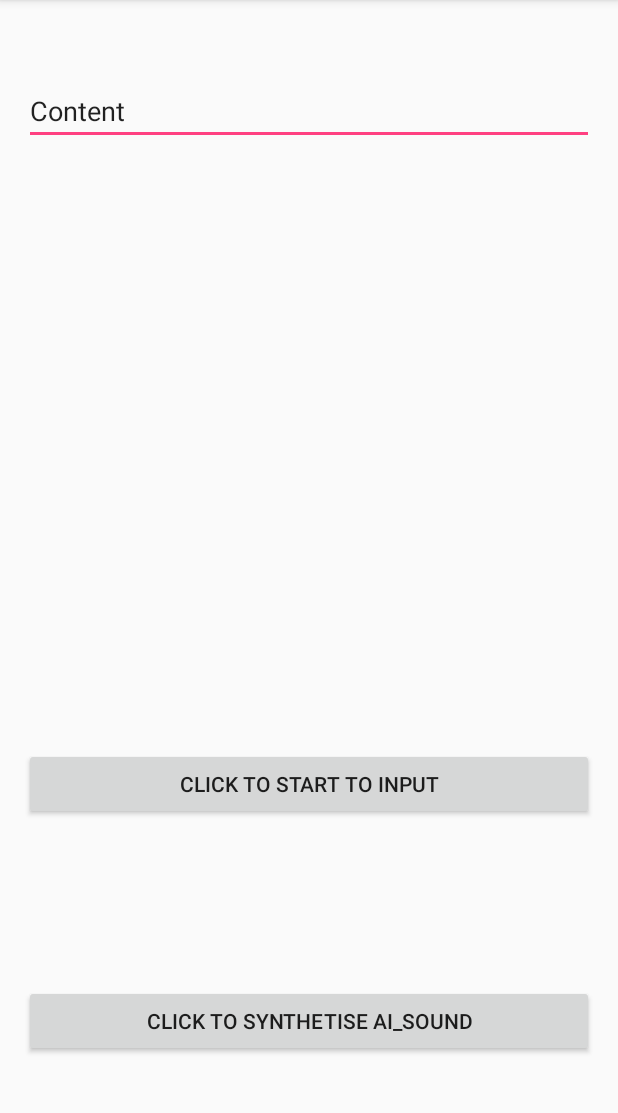
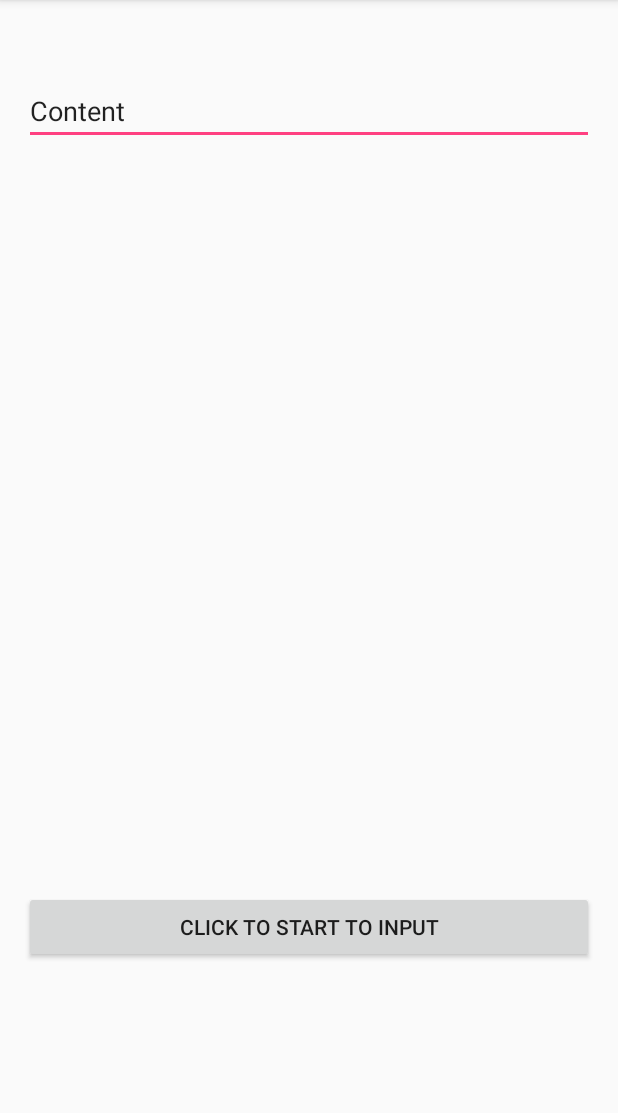
Before and after one commit to ever1asting/EscapeProject, an Android app: the screen it shows after launch (MainActivity), on a phone screen of 412 x 824 dp, the part 84-1197 px from its top. Run offline under Robolectric (Android 15) with nearby library versions, the phone set to English and light mode, and no system bars.

Commit message:
remove code used to synthetise sound

```diff
--- a/app/src/main/java/com/example/ywn/escapeproject/MainActivity.java
+++ b/app/src/main/java/com/example/ywn/escapeproject/MainActivity.java
@@ -16,10 +16,6 @@ import com.iflytek.cloud.SpeechError;
 import com.iflytek.cloud.SpeechUtility;
 import com.iflytek.cloud.ui.RecognizerDialog;
 import com.iflytek.cloud.ui.RecognizerDialogListener;
-import com.iflytek.cloud.ErrorCode;
-import com.iflytek.cloud.InitListener;
-import com.iflytek.cloud.SpeechSynthesizer;
-import com.iflytek.cloud.SynthesizerListener;
 
 import org.json.JSONArray;
 import org.json.JSONObject;
@@ -28,92 +24,27 @@ import org.json.JSONTokener;
 public class MainActivity extends AppCompatActivity implements View.OnClickListener {
 
     private Button btn_click;
-    private Button createSoundBtn;
-
     private EditText mResultText;
-    private SpeechSynthesizer mySynthesizer;
 
     @Override
     protected void onCreate(Bundle savedInstanceState) {
         super.onCreate(savedInstanceState);
         setContentView(R.layout.activity_main);
         btn_click = (Button) findViewById(R.id.startBtn);
-        createSoundBtn = (Button) findViewById(R.id.createVoiceBtn);
         mResultText = ((EditText) findViewById(R.id.contentText ));
 
         SpeechUtility.createUtility(this, SpeechConstant.APPID + "=584962eb");
 
         btn_click.setOnClickListener(this);
-        createSoundBtn.setOnClickListener(this);
-        mySynthesizer = SpeechSynthesizer.createSynthesizer(this, myInitListener);
     }
-
-    private InitListener myInitListener = new InitListener() {
-        @Override
-        public void onInit(int code) {
-            Log.v("mySynthesiezer:", "InitListener init() code = " + code);
-        }
-    };
 
     @Override
     public void onClick(View v) {
         if(v.getId() == R.id.startBtn)
                 btnVoice();
-        else if (v.getId() == R.id.createVoiceBtn)
-                createAiSound();
     }
 
-    private void createAiSound() {
-        // TODO Auto-generated method stub
-        //设置发音人
-        mySynthesizer.setParameter(SpeechConstant.VOICE_NAME,"xiaoyan");
-        //设置音调
-        mySynthesizer.setParameter(SpeechConstant.PITCH,"50");
-        //设置音量
-        mySynthesizer.setParameter(SpeechConstant.VOLUME,"50");
-        String str = mResultText.getText().toString();
-        int code = mySynthesizer.startSpeaking(str, mTtsListener);
-        Log.v("Syn start code:", code+"");
-    }
-    private SynthesizerListener mTtsListener = new SynthesizerListener() {
-        @Override
-        public void onSpeakBegin() {
-        }
-        @Override
-        public void onSpeakPaused() {
-        }
-        @Override
-        public void onSpeakResumed() {
-        }
-        @Override
-        public void onBufferProgress(int percent, int beginPos, int endPos, String info) {
-        }
-        @Override
-        public void onSpeakProgress(int percent, int beginPos, int endPos) {
-        }
 
-        @Override
-        public void onCompleted(SpeechError error) {
-            if(error!=null)
-            {
-                Log.v("Syn complete code:", error.getErrorCode()+"");
-            }
-            else
-            {
-                Log.v("Syn complete code:", "0");
-            }
-        }
-
-        @Override
-        public void onEvent(int eventType, int arg1, int arg2, Bundle obj) {
-            // 以下代码用于获取与云端的会话id，当业务出错时将会话id提供给技术支持人员，可用于查询会话日志，定位出错原因
-            // 若使用本地能力，会话id为null
-            //	if (SpeechEvent.EVENT_SESSION_ID == eventType) {
-            //		String sid = obj.getString(SpeechEvent.KEY_EVENT_SESSION_ID);
-            //		Log.d(TAG, "session id =" + sid);
-            //	}
-        }
-    };
 
     //TODO 开始说话：
     private void btnVoice() {
--- a/app/src/main/res/layout/activity_main.xml
+++ b/app/src/main/res/layout/activity_main.xml
@@ -31,18 +31,6 @@
             android:layout_alignParentRight="true"
             android:layout_alignParentEnd="true" />
 
-        <Button
-            android:text="click to synthetise ai_sound"
-            android:layout_width="match_parent"
-            android:id="@+id/createVoiceBtn"
-            android:layout_alignBottom="@+id/startBtn"
-            android:layout_alignParentLeft="true"
-            android:layout_alignParentStart="true"
-            android:layout_marginBottom="47dp"
-            android:layout_alignParentRight="true"
-            android:layout_alignParentEnd="true"
-            android:layout_height="wrap_content" />
-
     </LinearLayout>
 
     <EditText
```
